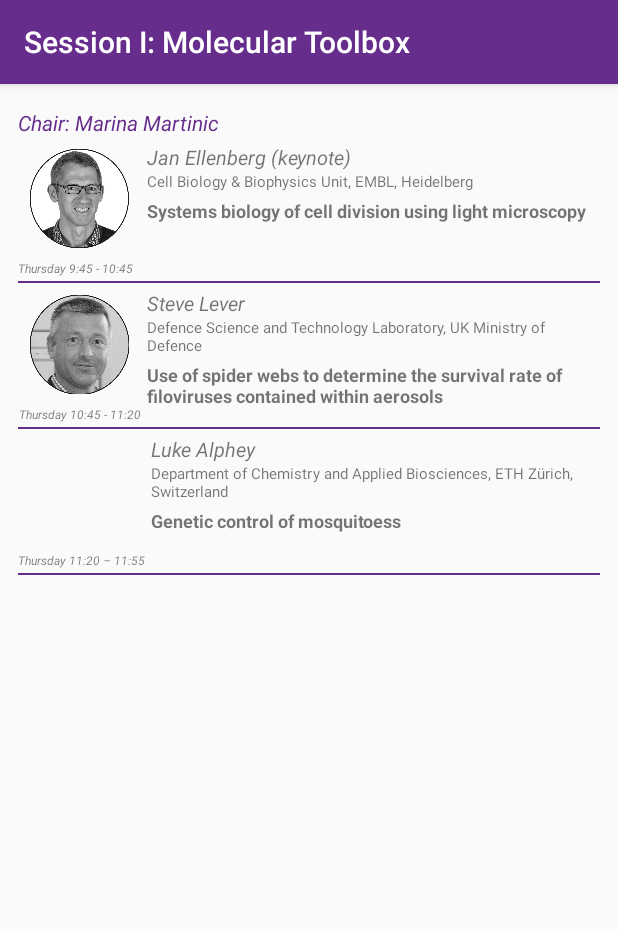
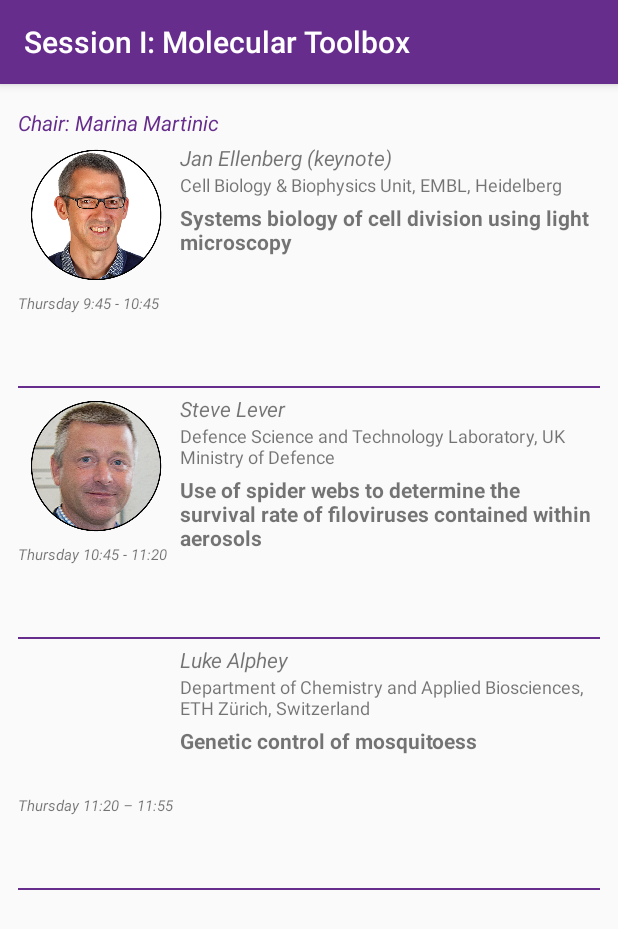
Before and after one commit to sommerc/MinTheApp, an Android app: the screen it shows after launch (DisplaySession), after a tap on an icon or button, on a phone screen of 412 x 824 dp. Shown: the top 929 px of the screen. Run offline under Robolectric (Android 15) with nearby library versions, the phone set to English and light mode, and no system bars.

Commit message:
various edits

```diff
--- a/app/src/main/res/layout/session_item.xml
+++ b/app/src/main/res/layout/session_item.xml
@@ -1,6 +1,6 @@
 <LinearLayout xmlns:android="http://schemas.android.com/apk/res/android"
     android:layout_width="match_parent"
-    android:layout_height="96dp"
+    android:layout_height="166dp"
     android:padding="0dip"
     android:orientation="horizontal">
 
@@ -10,8 +10,8 @@
         android:orientation="vertical">
         <ImageView
             android:id="@+id/speaker_img"
-            android:layout_width="82dp"
-            android:layout_height="82dp"
+            android:layout_width="104dp"
+            android:layout_height="104dp"
             android:padding="8dip"
             />
         <TextView
@@ -19,7 +19,7 @@
             android:padding="0dp"
             android:layout_width="wrap_content"
             android:layout_height="wrap_content"
-            android:textSize="8sp"
+            android:textSize="10sp"
             android:textStyle="italic"
             android:textAlignment="center"
             />
@@ -39,7 +39,7 @@
             android:padding="0dp"
             android:layout_width="wrap_content"
             android:layout_height="wrap_content"
-            android:textSize="13sp"
+            android:textSize="14sp"
             android:textStyle="italic"
             />
 
@@ -48,7 +48,7 @@
             android:paddingTop="0dp"
             android:layout_width="wrap_content"
             android:layout_height="wrap_content"
-            android:textSize="10sp"
+            android:textSize="12sp"
             />
 
         <TextView
@@ -56,7 +56,7 @@
             android:layout_width="wrap_content"
             android:layout_height="wrap_content"
             android:paddingTop="4dip"
-            android:textSize="12sp"
+            android:textSize="14sp"
             android:textStyle="bold"
             />
 
--- a/app/src/main/res/xml/program.xml
+++ b/app/src/main/res/xml/program.xml
@@ -175,7 +175,7 @@
         <presenterName>Simon Ausländer</presenterName>
         <department>Department of Biosystems Science and Engineering</department>
         <affiliation>ETH Zürich, Switzerland</affiliation>
-        <imageId>auslander</imageId>
+        <imageId>auslaender</imageId>
         <title>Engineering of gene circuits for mammalian cell-based applications</title>
         <date>November 4th</date>
         <day>Friday</day>
@@ -238,7 +238,7 @@
         <presenterName>Howard Griffiths</presenterName>
         <department>Department of Plant Sciences</department>
         <affiliation>University of Cambridge, UK</affiliation>
-        <imageId>augustine</imageId>
+        <imageId>griffiths</imageId>
         <title>Can we, and should we, turbocharge photosynthesis to increase crop productivity?</title>
         <date>November 4th</date>
         <day>Friday</day>
```
Also changed, not shown: app/src/main/res/layout/activity_panel_discussion.xml (+45 -8 lines), app/src/main/res/values/strings.xml (+10 -0 lines), app/src/main/res/drawable/ellenberg.png, app/src/main/res/drawable/lever.png.
